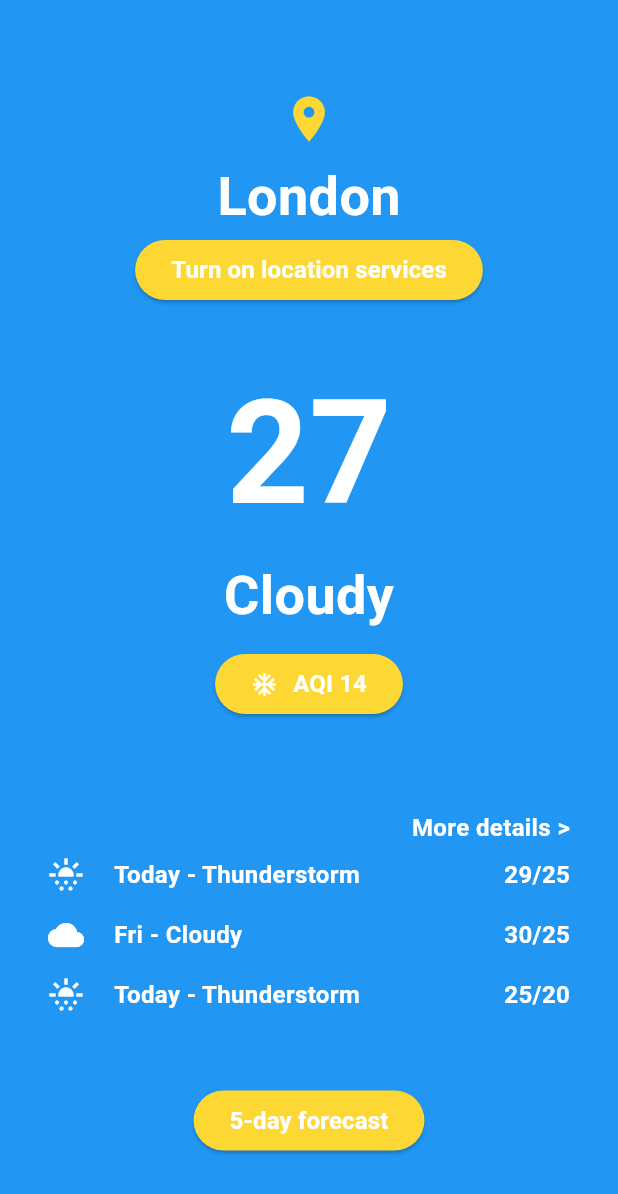
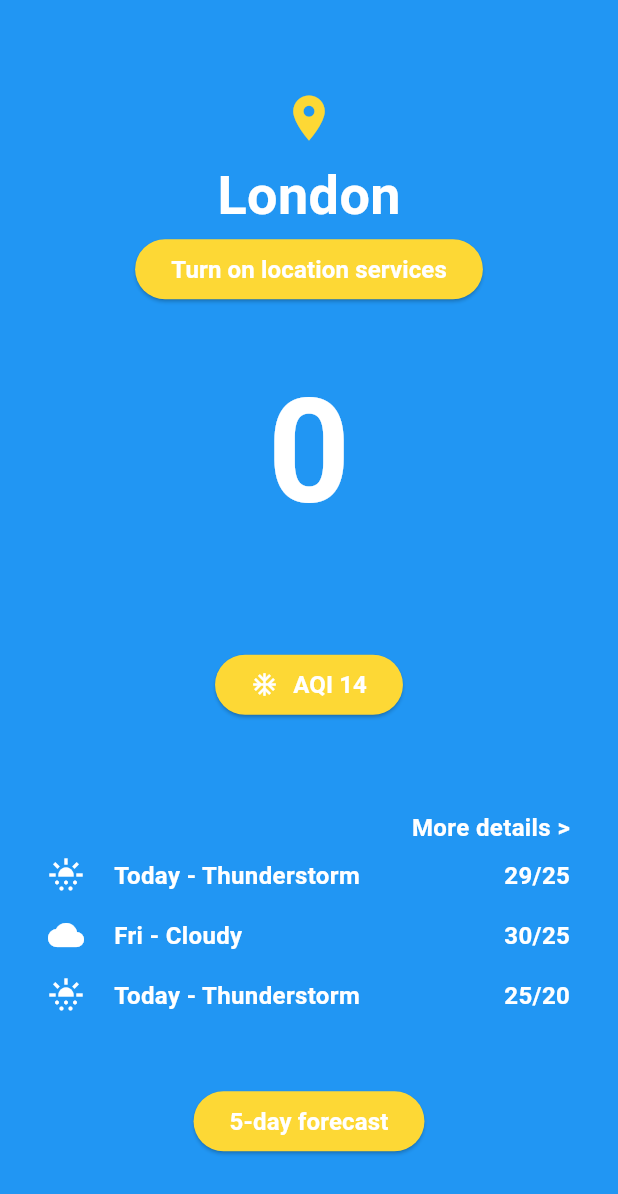
Before and after one commit to merab1/tapp, a Flutter app: the screen it shows after launch, on a phone screen of 412 x 824 dp. Shown: the top 1194 px of the screen. Run offline on Flutter 3.47's test engine with Material 2 defaults, Android fonts, the phone set to English and light mode, and no system bars; our stand-ins replace geolocator; network calls fail.

Commit message:
Condition and real time temp works. still needs to add somethings

```diff
--- a/lib/home_page.dart
+++ b/lib/home_page.dart
@@ -1,9 +1,44 @@
+import 'package:flutter/foundation.dart';
 import 'package:flutter/material.dart';
+import 'package:tapp/services/network.dart';
+import 'package:tapp/services/weather_model.dart';
 import 'package:tapp/widgets/weather_row.dart';
 import 'package:tapp/widgets/weather_text_widget.dart';
 
-class HomePage extends StatelessWidget {
+class HomePage extends StatefulWidget {
   const HomePage({super.key});
+
+  @override
+  State<HomePage> createState() => _HomePageState();
+}
+
+class _HomePageState extends State<HomePage> {
+
+  Weather weather = Weather();
+  WeatherService weatherService = WeatherService();
+
+  String currentWeather = "";
+  double tempC = 0;
+  double tempF = 0;
+
+  @override
+  void initState() {
+    super.initState();
+    getWeather();
+  }
+
+  void getWeather() async {
+    weather = await weatherService.getWeatherData("Canada");
+
+    setState(() {
+      currentWeather = weather.condition;
+      tempC = weather.temperatureC;
+    });
+    if (kDebugMode) {
+      print(weather.temperatureC);
+      print(weather.condition);
+    }
+  }
 
   @override
   Widget build(BuildContext context) {
@@ -40,17 +75,17 @@ class HomePage extends StatelessWidget {
               ),
             ),
             const SizedBox(height: 30,),
-            const Text(
-              '27',
-              style: TextStyle(
+             Text(
+              '${tempC.round().floor()}',
+              style: const TextStyle(
                 fontSize: 96,
                 fontWeight: FontWeight.bold,
                 color: Colors.white,
               ),
             ),
-            const Text(
-              'Cloudy',
-              style: TextStyle(
+             Text(
+              currentWeather,
+              style: const TextStyle(
                 fontWeight: FontWeight.bold,
                 fontSize: 36,
                 color: Colors.white,
--- a/lib/services/weather_model.dart
+++ b/lib/services/weather_model.dart
@@ -0,0 +1,18 @@
+class Weather {
+  final double temperatureC;
+  final double temperatureF;
+  final String condition;
+
+  Weather({
+    this.temperatureC = 0,
+    this.temperatureF = 0,
+    this.condition = "test",
+  });
+
+  factory Weather.fromJson(Map<String, dynamic> json) {
+    return Weather(
+      temperatureC: json['current']['temp_c'],
+      condition: json['current']['condition']['text'],
+    );
+  }
+}
--- a/pubspec.yaml
+++ b/pubspec.yaml
@@ -31,10 +31,11 @@ dependencies:
   flutter:
     sdk: flutter
 
-
   # The following adds the Cupertino Icons font to your application.
   # Use with the CupertinoIcons class for iOS style icons.
   cupertino_icons: ^1.0.2
+  geolocator: ^9.0.2
+  http: ^1.1.0
 
 dev_dependencies:
   flutter_test:
```
Also changed, not shown: lib/services/location.dart (+39 -0 lines), lib/services/network.dart (+25 -0 lines), pubspec.lock, 4 other files.
